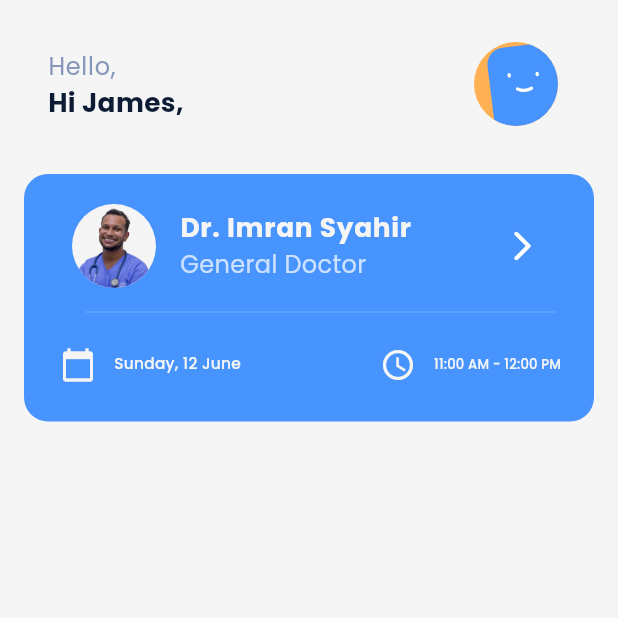
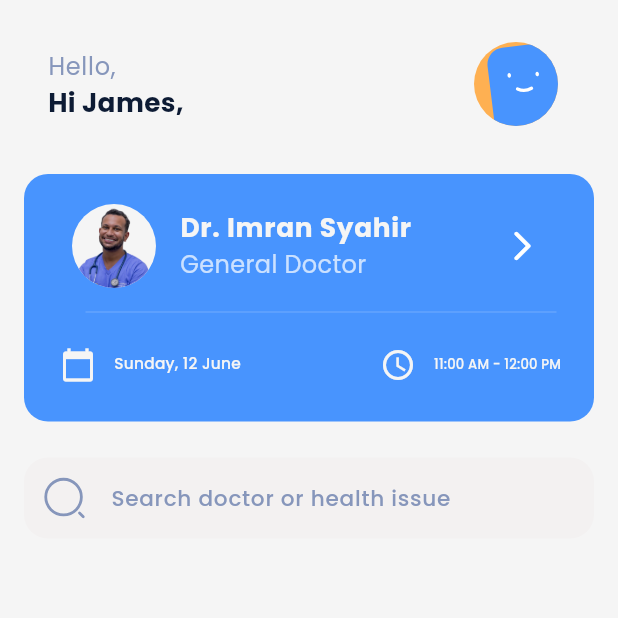
Before and after one commit to ElDaly15/Doctor-Appointment-UI, a Flutter app: the screen it shows after launch, on a phone screen of 412 x 824 dp, the top half of it. Run offline on Flutter 3.47's test engine with Material 3 defaults, Android fonts, the phone set to English and light mode, and no system bars; our stand-ins replace device_preview, flutter_svg.

Commit message:
Add Custom Search Text Field For Search About doctors and health issues .
Add New Image For Search I

```diff
--- a/lib/core/utils/app_images.dart
+++ b/lib/core/utils/app_images.dart
@@ -53,4 +53,5 @@ class Assets {
   /// Assets for imagesSun
   /// assets/images/sun.svg
   static const String imagesSun = "assets/images/sun.svg";
+  static const String searchIcon = "assets/images/search_icon.svg";
 }
--- /dev/null
+++ b/lib/features/home/presentation/views/widgets/custom_search_text_field.dart
@@ -0,0 +1,40 @@
+import 'package:doctor_app/core/utils/app_colors.dart';
+import 'package:doctor_app/core/utils/app_images.dart';
+import 'package:doctor_app/core/utils/text_styles.dart';
+import 'package:flutter/material.dart';
+import 'package:flutter_svg/svg.dart';
+
+class CustomSearchTextField extends StatelessWidget {
+  const CustomSearchTextField({super.key});
+
+  @override
+  Widget build(BuildContext context) {
+    return TextField(
+      decoration: InputDecoration(
+        prefixIcon: Padding(
+          padding: const EdgeInsets.symmetric(
+              horizontal: 12), // Adjust padding for better size control
+          child: SvgPicture.asset(
+            Assets.searchIcon,
+            width: 30, // Set width for the icon
+            height: 30, // Set height for the icon
+            fit: BoxFit.contain, // Ensure the icon fits properly
+          ),
+        ),
+        filled: true,
+        fillColor: const Color.fromARGB(255, 243, 241, 241),
+        hintText: 'Search doctor or health issue',
+        hintStyle: TextStyles.font18Medium(context).copyWith(
+          color: const Color(0xff8696BB),
+        ),
+        border: OutlineInputBorder(
+            borderSide: BorderSide.none,
+            borderRadius: BorderRadius.circular(16)),
+      ),
+      cursorColor: AppColors.primaryColor,
+      style: TextStyles.font18Medium(context).copyWith(
+        color: AppColors.primaryColor,
+      ),
+    );
+  }
+}
--- a/lib/features/home/presentation/views/widgets/doctor_details_item.dart
+++ b/lib/features/home/presentation/views/widgets/doctor_details_item.dart
@@ -58,12 +58,3 @@ class DoctorDetailsItem extends StatelessWidget {
     );
   }
 }
-
-class CustomSearchTextField extends StatelessWidget {
-  const CustomSearchTextField({super.key});
-
-  @override
-  Widget build(BuildContext context) {
-    return const Placeholder();
-  }
-}
--- a/lib/features/home/presentation/views/widgets/home_view_body.dart
+++ b/lib/features/home/presentation/views/widgets/home_view_body.dart
@@ -1,6 +1,11 @@
+import 'package:doctor_app/core/utils/app_colors.dart';
+import 'package:doctor_app/core/utils/app_images.dart';
+import 'package:doctor_app/core/utils/text_styles.dart';
 import 'package:doctor_app/features/home/presentation/views/widgets/custom_home_view_app_bar.dart';
+import 'package:doctor_app/features/home/presentation/views/widgets/custom_search_text_field.dart';
 import 'package:doctor_app/features/home/presentation/views/widgets/doctor_details_item.dart';
 import 'package:flutter/material.dart';
+import 'package:flutter_svg/svg.dart';
 
 class HomeViewBody extends StatelessWidget {
   const HomeViewBody({super.key});
@@ -21,6 +26,10 @@ class HomeViewBody extends StatelessWidget {
             height: 24,
           ),
           DoctorDetailsItem(),
+          SizedBox(
+            height: 24,
+          ),
+          CustomSearchTextField(),
         ],
       ),
     );
```
Also changed, not shown: assets/images/search_icon.svg (added).
